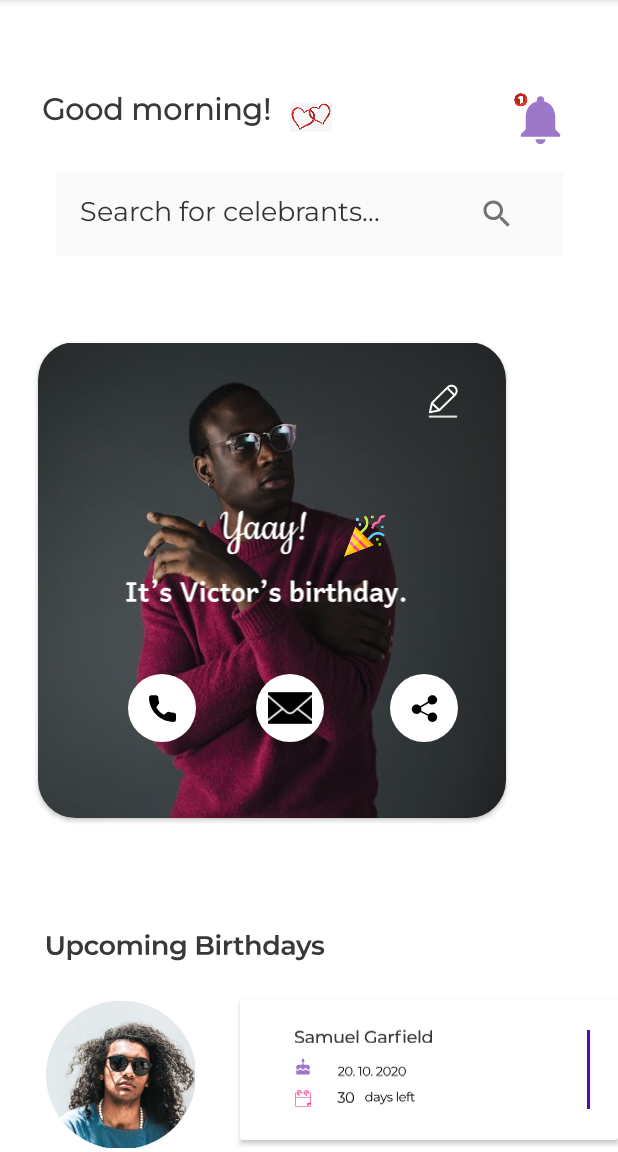
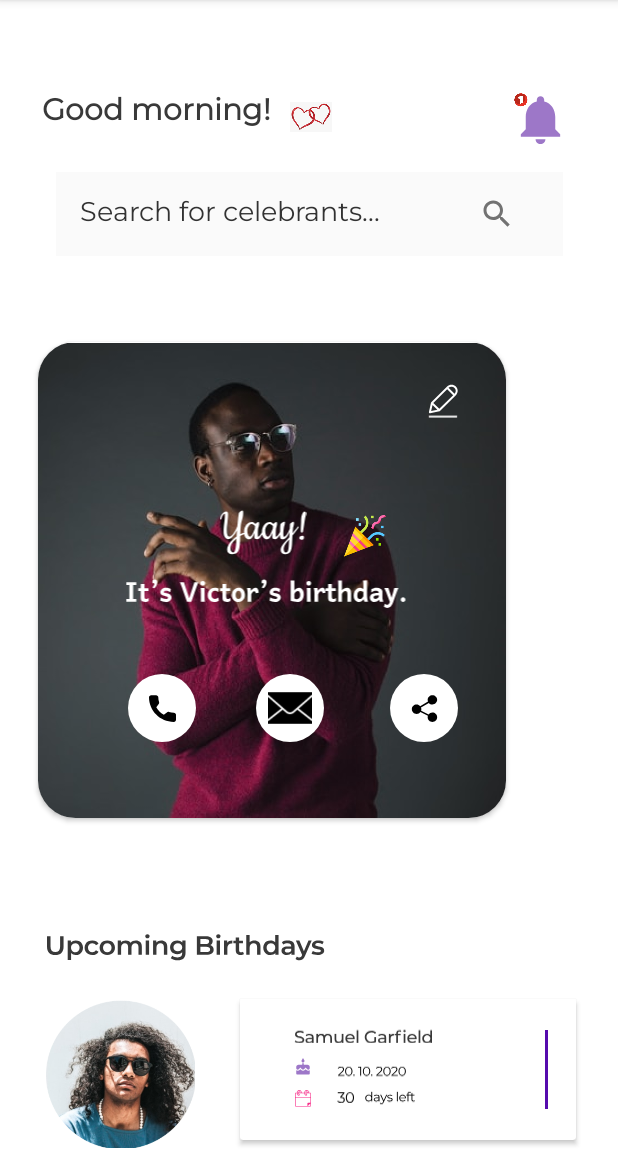
Before and after one commit to Obehi234/Week-3B-UI-Challenge, an Android app: the screen it shows after launch (MainActivity), on a phone screen of 412 x 824 dp, the part 84-1236 px from its top. Run offline under Robolectric (Android 15) with nearby library versions, the phone set to English and light mode, and no system bars.

Commit message:
Updated margin end for celebrant_card

```diff
--- a/app/src/main/res/layout/activity_main.xml
+++ b/app/src/main/res/layout/activity_main.xml
@@ -258,6 +258,7 @@
                 android:layout_height="@dimen/celebrant_card_height"
                 android:layout_width="@dimen/celebrant_card_width"
                 android:layout_marginStart="@dimen/celebrant_card_margin_start"
+                android:layout_marginEnd="@dimen/celebrant_card_margin_end"
                 app:layout_constraintStart_toEndOf="@id/celebrant_profile"
                 app:layout_constraintEnd_toEndOf="parent"
                 app:layout_constraintTop_toTopOf="@id/celebrant_profile">
--- a/app/src/main/res/values/dimens.xml
+++ b/app/src/main/res/values/dimens.xml
@@ -110,4 +110,5 @@
     <dimen name="celebrant_card_outline_icon_width">2dp</dimen>
     <dimen name="celebrant_card_outline_icon_height">52.46dp</dimen>
     <dimen name="outline_margin">18.36dp</dimen>
+    <dimen name="celebrant_card_margin_end">28dp</dimen>
 </resources>
```
